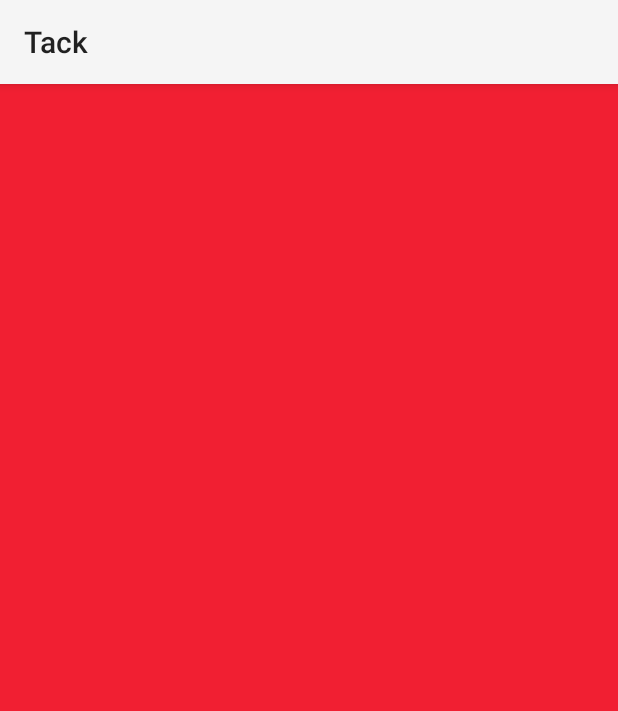
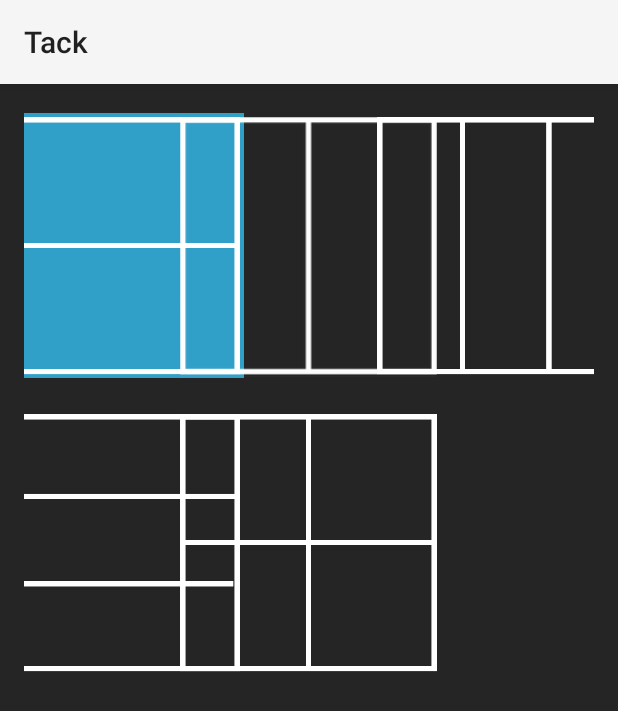
Before and after one commit to roitt/android-tack, an Android app: the fragment LayoutFragment shown on its own in the app's theme, on a phone screen of 412 x 824 dp. Shown: the top 711 px of the screen. Run offline under Robolectric (Android 15) with nearby library versions, the phone set to English and light mode, and no system bars.

Commit message:
Starter frames added.

```diff
--- a/app/src/main/AndroidManifest.xml
+++ b/app/src/main/AndroidManifest.xml
@@ -14,10 +14,11 @@
         android:theme="@style/AppTheme" >
         <activity
             android:name="com.rohitbhoompally.tack.MainActivity"
-            android:label="@string/app_name" >
+            android:label="@string/app_name"
+            android:screenOrientation="portrait"
+            >
             <intent-filter>
                 <action android:name="android.intent.action.MAIN" />
-
                 <category android:name="android.intent.category.LAUNCHER" />
             </intent-filter>
         </activity>
--- /dev/null
+++ b/app/src/main/java/com/rohitbhoompally/tack/FrameImageAdapter.java
@@ -0,0 +1,62 @@
+package com.rohitbhoompally.tack;
+
+import android.content.Context;
+import android.view.View;
+import android.view.ViewGroup;
+import android.widget.BaseAdapter;
+import android.widget.GridView;
+import android.widget.ImageView;
+
+/**
+ * Created by Rohit on 1/3/15.
+ */
+public class FrameImageAdapter extends BaseAdapter {
+    private Context mContext;
+    static int mSelectedPosition;
+
+    public FrameImageAdapter(Context c) {
+        mContext = c;
+        mSelectedPosition = 0;
+    }
+
+    public int getCount() {
+        return mThumbIds.length;
+    }
+
+    public Object getItem(int position) {
+        return null;
+    }
+
+    public long getItemId(int position) {
+        return 0;
+    }
+
+    // create a new ImageView for each item referenced by the Adapter
+    public View getView(int position, View convertView, ViewGroup parent) {
+        ImageView imageView;
+        if (convertView == null) {  // if it's not recycled, initialize some attributes
+            imageView = new ImageView(mContext);
+            imageView.setLayoutParams(new GridView.LayoutParams(275, 275));
+            imageView.setScaleType(ImageView.ScaleType.FIT_XY);
+            imageView.setPadding(5, 5, 5, 5);
+        } else {
+            imageView = (ImageView) convertView;
+        }
+
+        if(position == mSelectedPosition)
+            imageView.setImageResource(mThumbIdsSelected[position]);
+        else
+            imageView.setImageResource(mThumbIds[position]);
+        return imageView;
+    }
+
+    // references to our images
+    private Integer[] mThumbIds = {
+            R.drawable.frame_2_h, R.drawable.frame_2_v, R.drawable.frame_3_h, R.drawable.frame_3_v, R.drawable.frame_4_vh
+    };
+
+    // references to selected images
+    private Integer[] mThumbIdsSelected = {
+            R.drawable.frame_2_h_selected, R.drawable.frame_2_v_selected, R.drawable.frame_3_v_selected, R.drawable.frame_3_h_selected, R.drawable.frame_4_vh_selected
+    };
+}
--- a/app/src/main/java/com/rohitbhoompally/tack/LayoutFragment.java
+++ b/app/src/main/java/com/rohitbhoompally/tack/LayoutFragment.java
@@ -1,15 +1,34 @@
 package com.rohitbhoompally.tack;
 
 import android.app.Fragment;
+import android.content.Context;
 import android.os.Bundle;
 import android.view.LayoutInflater;
 import android.view.View;
 import android.view.ViewGroup;
+import android.widget.AdapterView;
+import android.widget.GridView;
+import android.widget.Toast;
 
 /**
  * Created by Rohit Bhoompally on 12/8/14.
  */
 public class LayoutFragment extends Fragment {
+
+    private Context mContext;
+    private FrameImageAdapter mFrameImageAdapter;
+
+    @Override
+    public void onCreate(Bundle savedInstanceState) {
+        super.onCreate(savedInstanceState);
+        mContext = getActivity();
+    }
+
+    @Override
+    public void onResume() {
+        super.onResume();
+        mContext = getActivity();
+    }
 
     public static LayoutFragment newInstance() {
         LayoutFragment layoutFragment = new LayoutFragment();
@@ -20,6 +39,17 @@ public class LayoutFragment extends Fragment {
     public View onCreateView(LayoutInflater inflater, ViewGroup container,
                              Bundle savedInstanceState) {
         View view = inflater.inflate(R.layout.fragment_layout, container, false);
+
+        final GridView gridview = (GridView) view.findViewById(R.id.gridview);
+        mFrameImageAdapter = new FrameImageAdapter(mContext);
+        gridview.setAdapter(mFrameImageAdapter);
+
+        gridview.setOnItemClickListener(new AdapterView.OnItemClickListener() {
+            public void onItemClick(AdapterView<?> parent, View v, int position, long id) {
+                FrameImageAdapter.mSelectedPosition = position;
+                mFrameImageAdapter.notifyDataSetChanged();
+            }
+        });
         return view;
     }
 }
--- a/app/src/main/res/layout/fragment_layout.xml
+++ b/app/src/main/res/layout/fragment_layout.xml
@@ -5,6 +5,16 @@
     android:paddingTop="@dimen/activity_vertical_margin"
     android:paddingBottom="@dimen/activity_vertical_margin"
     tools:context=".MainActivity$PlaceholderFragment"
-    android:background="#F11F32">
+    android:background="#ff262525">
+
+    <GridView
+        android:id="@+id/gridview"
+        android:layout_width="match_parent"
+        android:layout_height="match_parent"
+        android:numColumns="3"
+        android:verticalSpacing="15dp"
+        android:horizontalSpacing="15dp"
+        android:stretchMode="columnWidth"
+        android:gravity="center"/>
 
 </RelativeLayout>
```
Also changed, not shown: app/src/main/res/drawable-hdpi/frame_2_h.png (added), app/src/main/res/drawable-hdpi/frame_2_h_selected.png (added), app/src/main/res/drawable-hdpi/frame_2_v.png (added), app/src/main/res/drawable-hdpi/frame_2_v_selected.png (added), app/src/main/res/drawable-hdpi/frame_3_h.png (added), app/src/main/res/drawable-hdpi/frame_3_h_selected.png (added), app/src/main/res/drawable-hdpi/frame_3_v.png (added), app/src/main/res/drawable-hdpi/frame_3_v_selected.png (added), app/src/main/res/drawable-hdpi/frame_4_vh.png (added), app/src/main/res/drawable-hdpi/frame_4_vh_selected.png (added).
